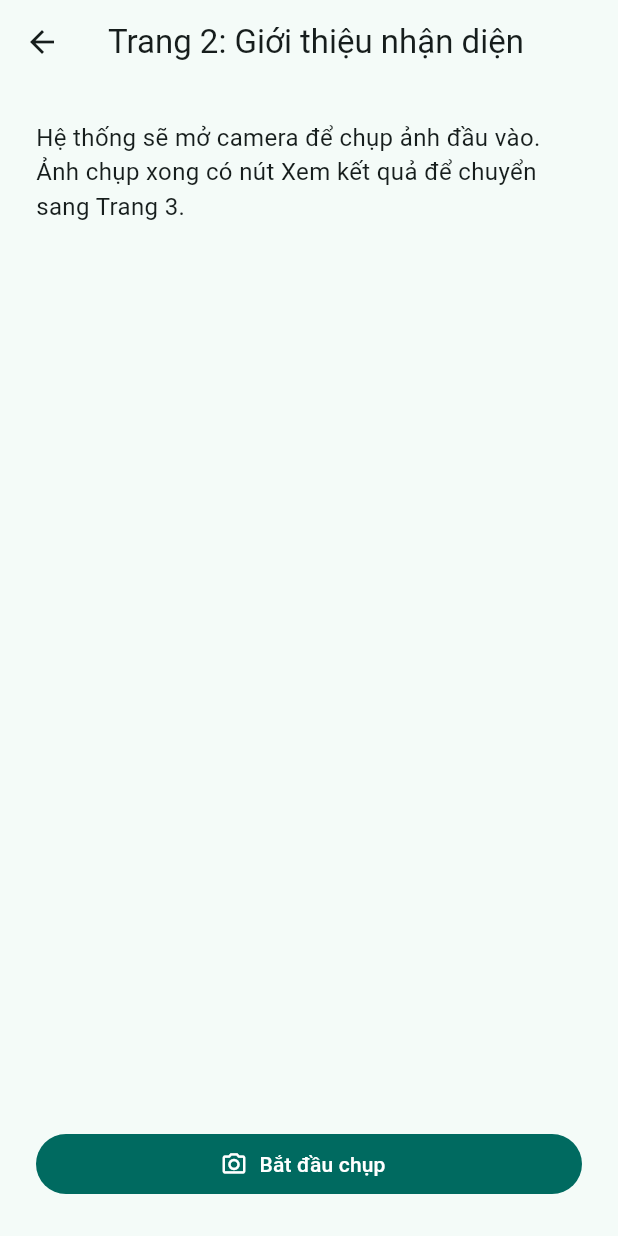
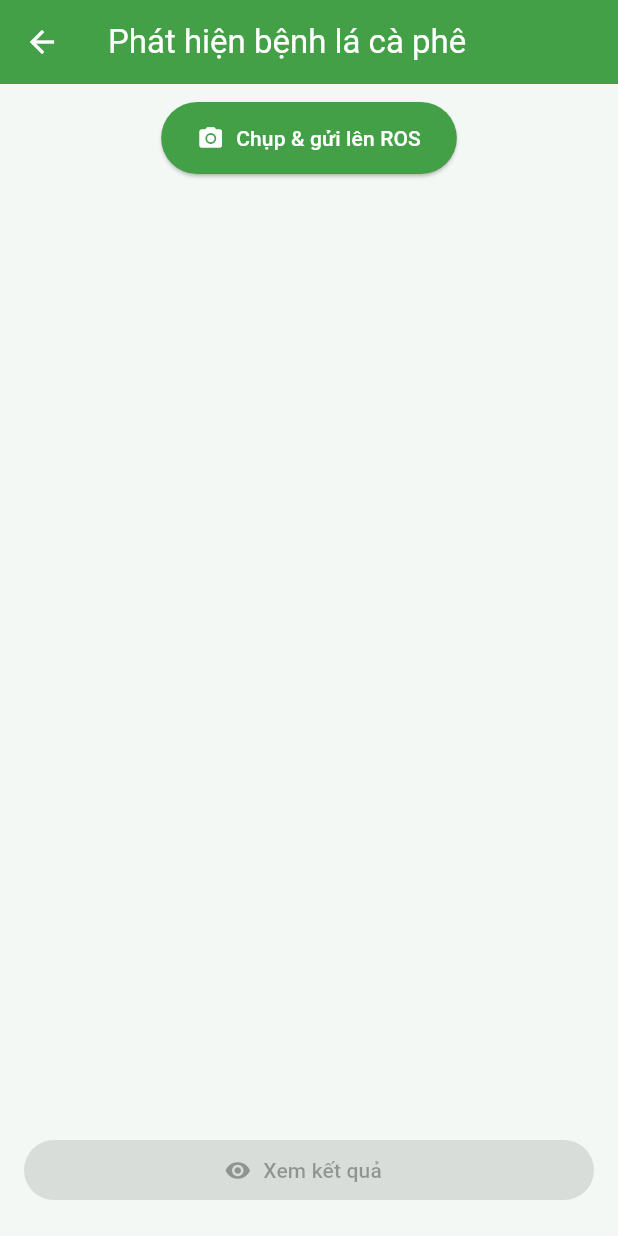
Before and after one commit to duydo2823/doan, a Flutter app: the screen it shows after launch, after a tap on "Bắt đầu nhận diện", on a phone screen of 412 x 824 dp. Run offline on Flutter 3.47's test engine with Material 3 defaults, Android fonts, the phone set to English and light mode, and no system bars; our stand-ins replace image_picker.

Commit message:
Update Flutter app - giao diện 3 trang + camera hợp nhất

```diff
--- a/lib/main.dart
+++ b/lib/main.dart
@@ -1,6 +1,5 @@
 import 'package:flutter/material.dart';
 import 'pages/detect_intro_page.dart';
-import 'pages/camera_page.dart';
 import 'pages/result_page.dart';
 
 void main() {
@@ -14,16 +13,15 @@ class MyApp extends StatelessWidget {
   Widget build(BuildContext context) {
     return MaterialApp(
       debugShowCheckedModeBanner: false,
-      title: 'Camera Flow Demo',
+      title: 'Giám sát bệnh cà phê',
       theme: ThemeData(
         useMaterial3: true,
-        colorSchemeSeed: Colors.teal,
+        colorSchemeSeed: Colors.green,
       ),
       initialRoute: '/',
       routes: {
         '/': (_) => const HomePage(),
         DetectIntroPage.routeName: (_) => const DetectIntroPage(),
-        CameraPage.routeName: (_) => const CameraPage(),
         ResultPage.routeName: (_) => const ResultPage(),
       },
     );
@@ -36,28 +34,86 @@ class HomePage extends StatelessWidget {
   @override
   Widget build(BuildContext context) {
     return Scaffold(
-      appBar: AppBar(title: const Text('Trang đầu')),
-      body: Center(
-        child: Padding(
-          padding: const EdgeInsets.all(24.0),
+      backgroundColor: const Color(0xFFF4F8F5),
+      body: SafeArea(
+        child: Column(
+          mainAxisAlignment: MainAxisAlignment.spaceBetween,
+          children: [
+            // LOGO trên cùng (sửa đường dẫn assets theo dự án của bạn)
+            Padding(
+              padding: const EdgeInsets.symmetric(horizontal: 24, vertical: 16),
+              child: Row(
+                mainAxisAlignment: MainAxisAlignment.spaceBetween,
+                children: [
+                  Image.asset('assets/iuh_logo.png', height: 60),
+                  Image.asset('assets/fet_logo.png', height: 60),
+                ],
+              ),
+            ),
+            // Hộp nội dung
+            Padding(
+              padding: const EdgeInsets.symmetric(horizontal: 16),
+              child: Container(
+                padding: const EdgeInsets.all(24),
+                decoration: BoxDecoration(
+                  color: Colors.white,
+                  borderRadius: BorderRadius.circular(20),
+                  boxShadow: [
+                    BoxShadow(
+                      color: Colors.black12,
+                      blurRadius: 8,
+                      offset: const Offset(0, 3),
+                    ),
+                  ],
+                ),
                 child: Column(
                   mainAxisSize: MainAxisSize.min,
                   children: [
                     const Text(
-                'Nhấn BẮT ĐẦU NHẬN DIỆN để chuyển sang Trang 2.\nSau đó nhấn BẮT ĐẦU CHỤP để mở camera.',
+                      'HỆ THỐNG GIÁM SÁT BỆNH\nCÀ PHÊ ỨNG DỤNG THỊ GIÁC MÁY TÍNH VÀ IOT',
                       textAlign: TextAlign.center,
+                      style: TextStyle(
+                        fontSize: 18,
+                        fontWeight: FontWeight.w800,
+                        color: Colors.green,
+                      ),
+                    ),
+                    const SizedBox(height: 16),
+                    const Text(
+                      'Ứng dụng Flutter kết hợp ROS2 và YOLOv8 để phát hiện bệnh trên lá cà phê theo thời gian thực.',
+                      textAlign: TextAlign.center,
+                      style: TextStyle(fontSize: 15, color: Colors.black87, height: 1.4),
                     ),
                     const SizedBox(height: 24),
                     FilledButton.icon(
-                icon: const Icon(Icons.play_arrow_rounded),
+                      icon: const Icon(Icons.camera_alt),
                       label: const Text('Bắt đầu nhận diện'),
+                      style: FilledButton.styleFrom(
+                        backgroundColor: Colors.green.shade700,
+                        foregroundColor: Colors.white,
+                        minimumSize: const Size(double.infinity, 48),
+                      ),
                       onPressed: () =>
                           Navigator.pushNamed(context, DetectIntroPage.routeName),
+                    ),
+                    const SizedBox(height: 12),
+                    OutlinedButton.icon(
+                      icon: const Icon(Icons.list_alt_outlined),
+                      label: const Text('Xem tất cả bệnh'),
+                      onPressed: () {}, // TODO: mở danh sách bệnh (sau này)
+                      style: OutlinedButton.styleFrom(
+                        minimumSize: const Size(double.infinity, 48),
+                        foregroundColor: Colors.green.shade800,
+                      ),
                     ),
                   ],
                 ),
               ),
             ),
+            const SizedBox(height: 40),
+          ],
+        ),
+      ),
     );
   }
 }
--- a/lib/pages/detect_intro_page.dart
+++ b/lib/pages/detect_intro_page.dart
@@ -1,31 +1,119 @@
+import 'dart:io';
 import 'package:flutter/material.dart';
-import 'camera_page.dart';
+import 'package:flutter/services.dart';           // PlatformException
+import 'package:image_picker/image_picker.dart';
+import 'result_page.dart';
 
-class DetectIntroPage extends StatelessWidget {
+class DetectIntroPage extends StatefulWidget {
   static const routeName = '/detect-intro';
   const DetectIntroPage({super.key});
 
   @override
+  State<DetectIntroPage> createState() => _DetectIntroPageState();
+}
+
+class _DetectIntroPageState extends State<DetectIntroPage> {
+  final ImagePicker _picker = ImagePicker();
+  XFile? _captured;
+  String? _errorMsg; // ví dụ: "Permission denied: camera"
+
+  Future<void> _capture() async {
+    setState(() => _errorMsg = null);
+
+    try {
+      final x = await _picker.pickImage(source: ImageSource.camera);
+      if (x != null) {
+        setState(() => _captured = x);
+        // TODO: nếu cần gửi ảnh lên ROS, xử lý tại đây với File(x.path)
+      }
+      // Nếu người dùng bấm cancel thì _captured vẫn null, không báo lỗi.
+    } on PlatformException catch (e) {
+      // image_picker trả PlatformException khi quyền bị chặn/từ chối
+      // Trên iOS có thể là 'camera_access_denied'
+      if (e.code.contains('denied')) {
+        setState(() => _errorMsg = 'Permission denied: camera');
+      } else {
+        setState(() => _errorMsg = 'Lỗi camera: ${e.code}');
+      }
+    } catch (e) {
+      setState(() => _errorMsg = 'Không mở được camera: $e');
+    }
+  }
+
+  @override
   Widget build(BuildContext context) {
+    final hasImage = _captured != null;
+
     return Scaffold(
-      appBar: AppBar(title: const Text('Trang 2: Giới thiệu nhận diện')),
-      body: Padding(
-        padding: const EdgeInsets.all(24.0),
-        child: Column(
-          crossAxisAlignment: CrossAxisAlignment.stretch,
-          children: [
-            const Text(
-              'Hệ thống sẽ mở camera để chụp ảnh đầu vào. Ảnh chụp xong có nút Xem kết quả để chuyển sang Trang 3.',
-              style: TextStyle(fontSize: 16),
-            ),
-            const Spacer(),
-            FilledButton.icon(
-              icon: const Icon(Icons.camera_alt_outlined),
-              label: const Text('Bắt đầu chụp'),
-              onPressed: () =>
-                  Navigator.pushNamed(context, CameraPage.routeName),
-            ),
-          ],
+      appBar: AppBar(
+        backgroundColor: const Color(0xFF43A047),
+        foregroundColor: Colors.white,
+        title: const Text('Phát hiện bệnh lá cà phê'),
+      ),
+      backgroundColor: const Color(0xFFF4F8F5),
+      body: SafeArea(
+        child: Padding(
+          padding: const EdgeInsets.symmetric(horizontal: 16, vertical: 12),
+          child: Column(
+            crossAxisAlignment: CrossAxisAlignment.start,
+            children: [
+              if (_errorMsg != null) ...[
+                Text(_errorMsg!, style: const TextStyle(color: Colors.black87)),
+                const SizedBox(height: 8),
+              ],
+
+              // Nút chụp & gửi
+              Center(
+                child: ElevatedButton.icon(
+                  icon: const Icon(Icons.camera_alt),
+                  label: const Text('Chụp & gửi lên ROS'),
+                  style: ElevatedButton.styleFrom(
+                    backgroundColor: const Color(0xFF43A047),
+                    foregroundColor: Colors.white,
+                    padding: const EdgeInsets.symmetric(horizontal: 24, vertical: 14),
+                    shape: const StadiumBorder(),
+                  ),
+                  onPressed: _capture,
+                ),
+              ),
+
+              const SizedBox(height: 16),
+
+              // Ảnh preview xuất hiện ngay dưới sau khi chụp
+              if (hasImage)
+                Expanded(
+                  child: ClipRRect(
+                    borderRadius: BorderRadius.circular(12),
+                    child: Image.file(
+                      File(_captured!.path),
+                      width: double.infinity,
+                      fit: BoxFit.contain,
+                    ),
+                  ),
+                )
+              else
+                const Expanded(child: SizedBox()),
+
+              // Nút Xem kết quả ở đáy (sang Trang 3)
+              Padding(
+                padding: const EdgeInsets.only(top: 12, bottom: 8),
+                child: SizedBox(
+                  width: double.infinity,
+                  child: FilledButton.icon(
+                    icon: const Icon(Icons.visibility),
+                    label: const Text('Xem kết quả'),
+                    onPressed: hasImage
+                        ? () => Navigator.pushNamed(
+                      context,
+                      ResultPage.routeName,
+                      arguments: _captured!.path,
+                    )
+                        : null,
+                  ),
+                ),
+              ),
+            ],
+          ),
         ),
       ),
     );
```
Also changed, not shown: assets/fet_logo.png (added), assets/iuh_logo.png (added). Lines whose indentation alone changed are shown as unchanged.
